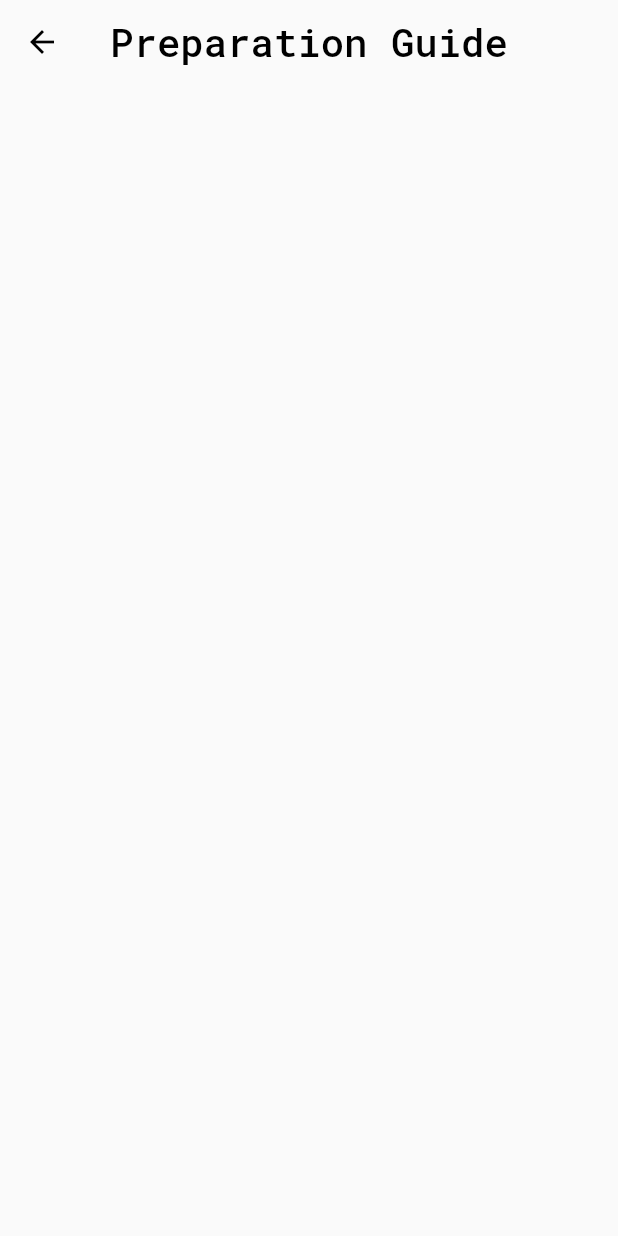
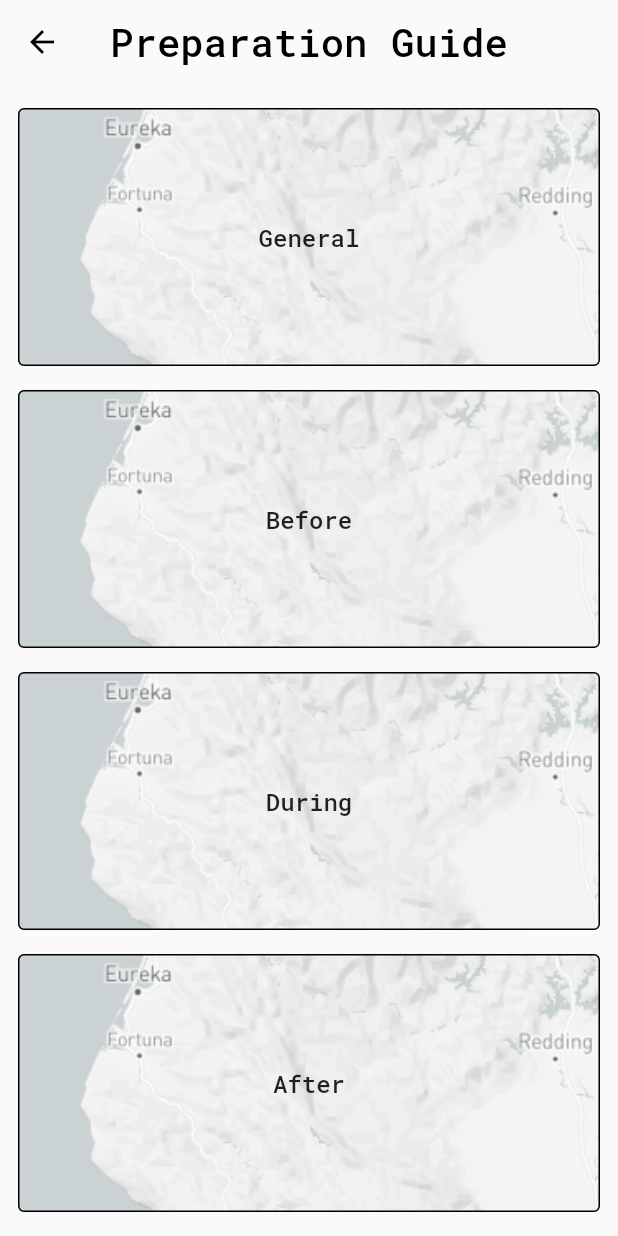
Before and after one commit to akhilsukh/seismos-flutter, a Flutter app: the Preparatory screen opened directly, on a phone screen of 412 x 824 dp. Run offline on Flutter 3.47's test engine with Material 2 defaults, Android fonts, the phone set to English and light mode, and no system bars; our stand-ins replace google_fonts, google_maps_flutter.

Commit message:
Created basic structure for Preparatory using ImageButtons

```diff
--- a/lib/pages/prep-page.dart
+++ b/lib/pages/prep-page.dart
@@ -5,6 +5,31 @@ import '../components/widgets.dart';
 class Preparatory extends StatelessWidget {
   @override
   Widget build(BuildContext context) {
-    return Scaffold(appBar: Header(title: "Preparation Guide"));
+    return Scaffold(
+      appBar: Header(title: "Preparation Guide"),
+      body: Container(
+        margin: EdgeInsets.symmetric(vertical: 8, horizontal: 12),
+        child: Column(
+          children: [
+            ImageButton(
+              title: "General",
+              image: AssetImage('assets/map-background.png'),
+            ),
+            ImageButton(
+              title: "Before",
+              image: AssetImage('assets/map-background.png'),
+            ),
+            ImageButton(
+              title: "During",
+              image: AssetImage('assets/map-background.png'),
+            ),
+            ImageButton(
+              title: "After",
+              image: AssetImage('assets/map-background.png'),
+            )
+          ],
+        ),
+      ),
+    );
   }
 }
```
